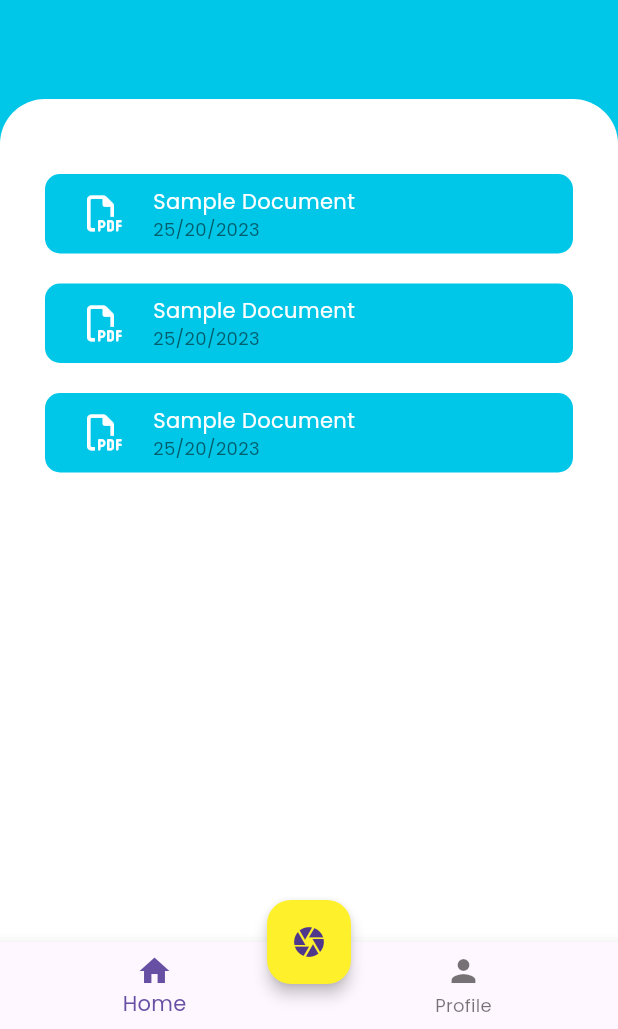
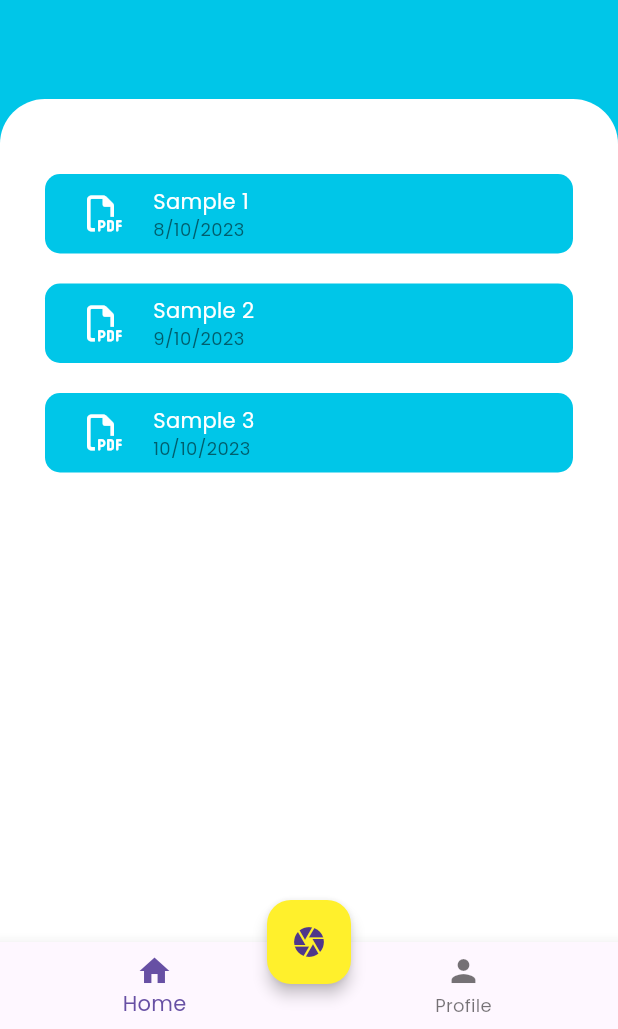
Before and after one commit to nikoshaa/tapScan, a Flutter app: the DocumentsPage widget shown alone on an empty page, opened directly, after a tap on "PDF", on a phone screen of 412 x 824 dp, the part 207-1236 px from its top. Run offline on Flutter 3.47's test engine with Material 3 defaults, Android fonts, the phone set to English and light mode, and no system bars; our stand-ins replace camera, cloud_firestore, dropdown_button2, file_picker, firebase_auth, firebase_core and 6 more; missing offline and left inert: flutter_onboard; accounts and stored records are empty; project files that could hold a hidden picture were left out.

```diff
--- a/src/tap_scan/lib/components/components.dart
+++ b/src/tap_scan/lib/components/components.dart
@@ -3,11 +3,11 @@ import 'dart:io';
 
 import 'package:camera/camera.dart';
 import 'package:dropdown_button2/dropdown_button2.dart';
+import 'package:file_picker/file_picker.dart';
 import 'package:flutter/foundation.dart';
 import 'package:flutter/material.dart';
 import 'package:flutter_easyloading/flutter_easyloading.dart';
 import 'package:image_picker/image_picker.dart';
-import 'package:file_picker/file_picker.dart';
 import 'package:page_transition/page_transition.dart';
 import 'package:percent_indicator/percent_indicator.dart';
 import 'package:tap_scan/models/ktp.dart';
@@ -331,7 +331,16 @@ class KtpCard extends StatelessWidget {
 
 class IconCard extends StatelessWidget {
   final Widget icon;
-  const IconCard({super.key, required this.icon});
+  final String title;
+  final String date;
+
+  // Remove 'const' from the constructor
+  const IconCard({
+    required this.icon,
+    required this.title,
+    required this.date,
+    Key? key,
+  }) : super(key: key);
 
   @override
   Widget build(BuildContext context) {
@@ -352,16 +361,16 @@ class IconCard extends StatelessWidget {
             const SizedBox(
               width: 20,
             ),
-            const Column(
+            Column(
               crossAxisAlignment: CrossAxisAlignment.start,
               children: [
                 Text(
-                  "Sample Document",
-                  style: TextStyle(fontSize: 14, color: Colors.white),
+                  title,
+                  style: const TextStyle(fontSize: 14, color: Colors.white),
                 ),
                 Text(
-                  "25/20/2023",
-                  style: TextStyle(
+                  date,
+                  style: const TextStyle(
                       fontSize: 12, color: Color.fromRGBO(0, 94, 109, 1)),
                 ),
               ],
@@ -430,9 +439,9 @@ class MainFloatingActionButton extends StatelessWidget {
           },
         );
       },
+      elevation: 4.0,
       // label: const Text(''),
-      child: Center(child: const Icon(Icons.camera)),
-      elevation: 4.0,
+      child: const Center(child: Icon(Icons.camera)),
     );
   }
 }
--- a/src/tap_scan/lib/pages/documents_page.dart
+++ b/src/tap_scan/lib/pages/documents_page.dart
@@ -8,27 +8,37 @@ class DocumentsPage extends StatelessWidget {
 
   @override
   Widget build(BuildContext context) {
-    return const MainLayoutPage(
+    // Sample data, replace it with your actual data
+    final List<Map<String, String>> documents = [
+      {'title': 'Sample 1', 'date': '6/10/2023'},
+      {'title': 'Sample 2', 'date': '7/10/2023'},
+      {'title': 'Sample 3', 'date': '8/10/2023'},
+      // Add more data as needed
+    ];
+
+    List<Widget> iconCards = documents.map((document) {
+      return Column(
+        children: [
+          IconCard(
+            icon: const FaIcon(FontAwesomeIcons.fileWord, color: Colors.white),
+            title: document['title'] ?? '',
+            date: document['date'] ?? '',
+          ),
+          const SizedBox(
+            height: 20,
+          ),
+        ],
+      );
+    }).toList();
+
+    return MainLayoutPage(
       widget: Column(
         children: [
-          SizedBox(
+          const SizedBox(
             height: 20,
           ),
-          IconCard(
-              icon: FaIcon(
-            FontAwesomeIcons.fileWord,
-            color: Colors.white,
-          )),
-          SizedBox(
-            height: 20,
-          ),
-          IconCard(
-              icon: FaIcon(FontAwesomeIcons.fileWord, color: Colors.white)),
-          SizedBox(
-            height: 20,
-          ),
-          IconCard(
-              icon: FaIcon(FontAwesomeIcons.fileWord, color: Colors.white)),
+          // Use the list of IconCard widgets
+          ...iconCards,
         ],
       ),
       activeIndex: 1,
--- a/src/tap_scan/lib/pages/pdf_page.dart
+++ b/src/tap_scan/lib/pages/pdf_page.dart
@@ -8,25 +8,37 @@ class PdfPage extends StatelessWidget {
 
   @override
   Widget build(BuildContext context) {
+    // Sample data, replace it with your actual data
+    final List<Map<String, String>> pdfs = [
+      {'title': 'Sample 1', 'date': '8/10/2023'},
+      {'title': 'Sample 2', 'date': '9/10/2023'},
+      {'title': 'Sample 3', 'date': '10/10/2023'},
+      // Add more data as needed
+    ];
+
+    List<Widget> pdfCards = pdfs.map((pdf) {
+      return Column(
+        children: [
+          IconCard(
+            icon: const FaIcon(FontAwesomeIcons.filePdf, color: Colors.white),
+            title: pdf['title'] ?? '',
+            date: pdf['date'] ?? '',
+          ),
+          const SizedBox(
+            height: 20,
+          ),
+        ],
+      );
+    }).toList();
+
     return MainLayoutPage(
       widget: Column(
         children: [
-          SizedBox(
+          const SizedBox(
             height: 20,
           ),
-          IconCard(
-              icon: FaIcon(
-            FontAwesomeIcons.filePdf,
-            color: Colors.white,
-          )),
-          SizedBox(
-            height: 20,
-          ),
-          IconCard(icon: FaIcon(FontAwesomeIcons.filePdf, color: Colors.white)),
-          SizedBox(
-            height: 20,
-          ),
-          IconCard(icon: FaIcon(FontAwesomeIcons.filePdf, color: Colors.white)),
+          // Use the list of IconCard widgets for PDFs
+          ...pdfCards,
         ],
       ),
       activeIndex: 2,
```
